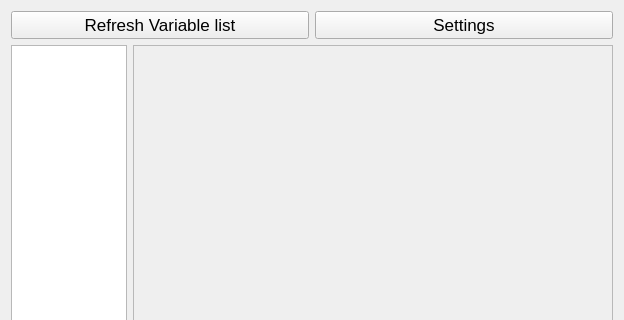
This is assets/UI/serial_viewer.ui in FathiMahdi/ZoulTerm as Qt 5 draws it before an edit; both pictures show x 0 to 624 and y 0 to 320 of the 624 by 501 pixel window. The edited form follows.
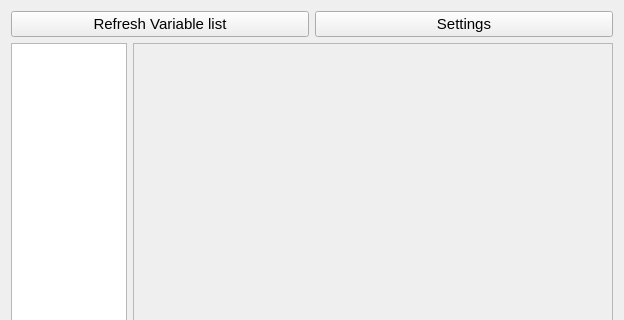
This is the edited form. Icons and pictures are not drawn.

Commit message: modified:   assets/UI/ConnectDevice.ui 	modified:   assets/UI/ZoulTerm.ui 	modified:   assets/UI/about_zoulTerm.ui 	modified:   assets/UI/send_Command.ui 	modified:   assets/UI/serial_viewer.ui 	modified:   assets/UI/terminal_settings.ui 	modified:   setup.sh

Diff of the .ui file:
```diff
--- a/assets/UI/serial_viewer.ui
+++ b/assets/UI/serial_viewer.ui
@@ -15,7 +15,7 @@
   </property>
   <property name="font">
    <font>
-    <pointsize>13</pointsize>
+    <pointsize>11</pointsize>
    </font>
   </property>
   <property name="focusPolicy">
@@ -88,7 +88,7 @@
         <x>0</x>
         <y>0</y>
         <width>478</width>
-        <height>444</height>
+        <height>446</height>
        </rect>
       </property>
      </widget>
```
The commit also changes 6 other files.
